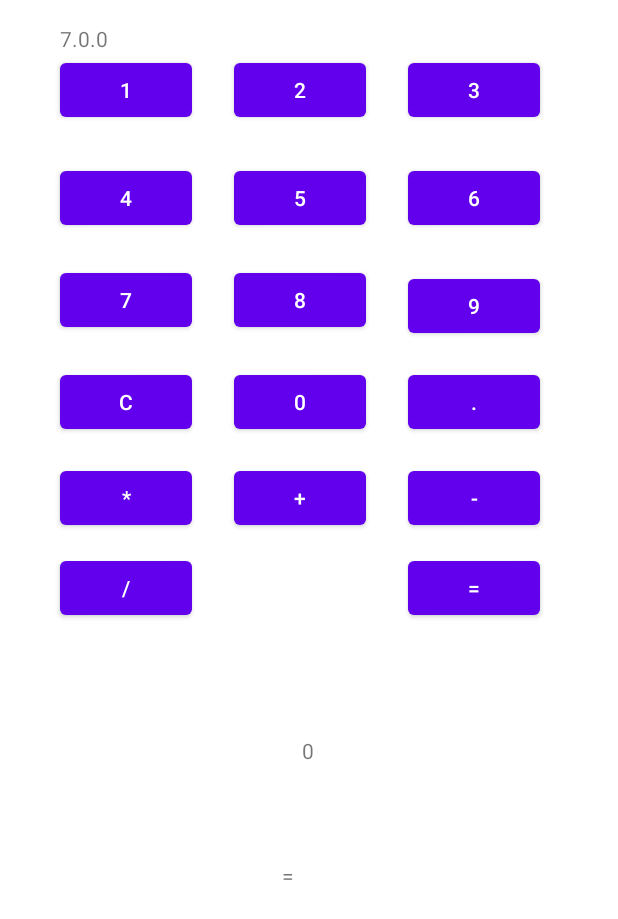
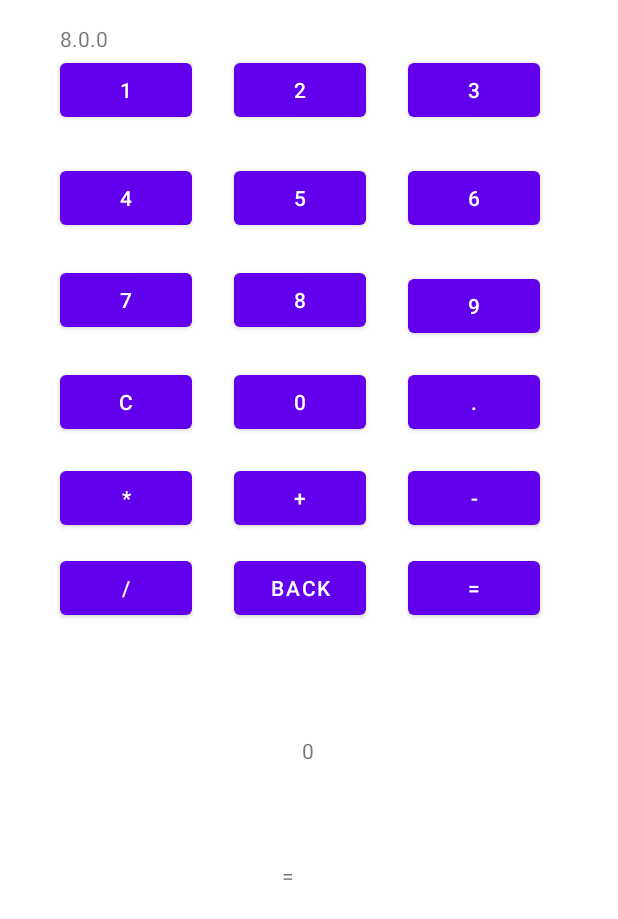
Before and after one commit to usermisterfive/Calculator, an Android app: the MainActivity screen opened directly, with no data from a screen before it, on a phone screen of 412 x 824 dp. Shown: the top 919 px of the screen. Run offline under Robolectric (Android 15) with nearby library versions, the phone set to English and light mode, and no system bars.

Commit message:
8.0.0. #7. add backspace button.

```diff
--- a/app/build.gradle
+++ b/app/build.gradle
@@ -10,7 +10,7 @@ android {
         minSdk 30
         targetSdk 34
         versionCode 1
-        versionName "7.0.0"
+        versionName "8.0.0"
 
         testInstrumentationRunner "androidx.test.runner.AndroidJUnitRunner"
     }
--- a/app/src/main/java/com/calculator/MainActivity.java
+++ b/app/src/main/java/com/calculator/MainActivity.java
@@ -14,7 +14,7 @@ public class MainActivity extends AppCompatActivity {
  protected void onCreate(Bundle savedInstanceState) {
   super.onCreate(savedInstanceState);
   setContentView(R.layout.activity_main);
-  ((TextView) findViewById(R.id.appVersionTextView)).setText("7.0.0");
+  ((TextView) findViewById(R.id.appVersionTextView)).setText("8.0.0");
   TextView expressionTextView = findViewById(R.id.expressionTextView);
   expressionTextView.setText("0");
   initListeners(expressionTextView);
@@ -82,6 +82,14 @@ public class MainActivity extends AppCompatActivity {
    }
   });
 
+  findViewById(R.id.backspaceButton).setOnClickListener((View v) -> {
+   String expression = expressionTextView.getText().toString();
+   if (!expression.isEmpty()) {
+    expression = expression.substring(0, expression.length() - 1);
+
+   }
+   expressionTextView.setText(expression);
+  });
  }
 
 }
--- a/app/src/main/res/layout/activity_main.xml
+++ b/app/src/main/res/layout/activity_main.xml
@@ -208,4 +208,14 @@
         app:layout_constraintStart_toStartOf="parent"
         app:layout_constraintTop_toTopOf="parent" />
 
+    <Button
+        android:id="@+id/backspaceButton"
+        android:layout_width="wrap_content"
+        android:layout_height="wrap_content"
+        android:layout_marginStart="156dp"
+        android:layout_marginTop="368dp"
+        android:text="BACK"
+        app:layout_constraintStart_toStartOf="parent"
+        app:layout_constraintTop_toTopOf="parent" />
+
 </androidx.constraintlayout.widget.ConstraintLayout>
```
